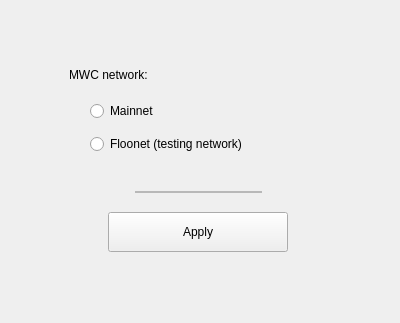
Before: the Qt Designer form windows_desktop/x_nodeconfig_w.ui in 0xkobe/mwc-wallet, drawn with Qt 5.
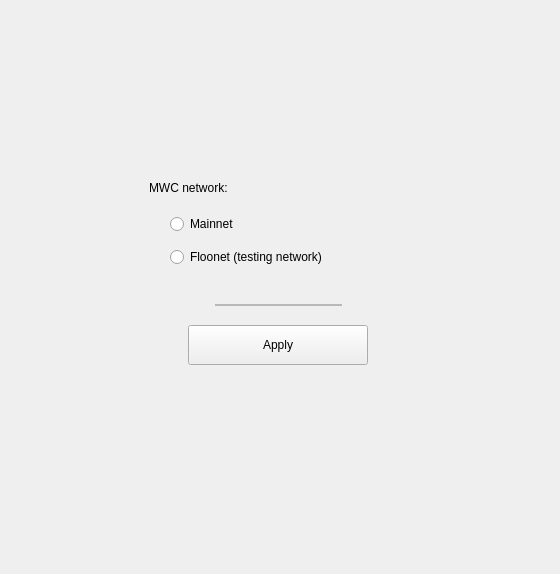
After: the same form once the commit is applied. Custom widgets are drawn as their Qt base class.

The edit to the form file:
```diff
--- a/windows_desktop/x_nodeconfig_w.ui
+++ b/windows_desktop/x_nodeconfig_w.ui
@@ -6,14 +6,17 @@
    <rect>
     <x>0</x>
     <y>0</y>
-    <width>400</width>
-    <height>323</height>
+    <width>560</width>
+    <height>574</height>
    </rect>
   </property>
   <property name="windowTitle">
    <string>Form</string>
   </property>
-  <layout class="QVBoxLayout" name="verticalLayout">
+  <layout class="QVBoxLayout" name="verticalLayout" stretch="2,0,1,0,1">
+   <property name="spacing">
+    <number>0</number>
+   </property>
    <item>
     <spacer name="verticalSpacer">
      <property name="orientation">
@@ -202,6 +205,93 @@
      </property>
     </spacer>
    </item>
+   <item>
+    <layout class="QHBoxLayout" name="horizontalLayout_4">
+     <property name="spacing">
+      <number>0</number>
+     </property>
+     <item>
+      <spacer name="horizontalSpacer_7">
+       <property name="orientation">
+        <enum>Qt::Horizontal</enum>
+       </property>
+       <property name="sizeHint" stdset="0">
+        <size>
+         <width>40</width>
+         <height>20</height>
+        </size>
+       </property>
+      </spacer>
+     </item>
+     <item>
+      <widget class="control::MwcLabelProgress" name="progress">
+       <property name="sizePolicy">
+        <sizepolicy hsizetype="Minimum" vsizetype="Fixed">
+         <horstretch>0</horstretch>
+         <verstretch>0</verstretch>
+        </sizepolicy>
+       </property>
+       <property name="minimumSize">
+        <size>
+         <width>50</width>
+         <height>25</height>
+        </size>
+       </property>
+       <property name="maximumSize">
+        <size>
+         <width>50</width>
+         <height>25</height>
+        </size>
+       </property>
+       <property name="text">
+        <string/>
+       </property>
+      </widget>
+     </item>
+     <item>
+      <widget class="QWidget" name="widget" native="true">
+       <property name="minimumSize">
+        <size>
+         <width>1</width>
+         <height>25</height>
+        </size>
+       </property>
+       <property name="maximumSize">
+        <size>
+         <width>1</width>
+         <height>25</height>
+        </size>
+       </property>
+      </widget>
+     </item>
+     <item>
+      <spacer name="horizontalSpacer_8">
+       <property name="orientation">
+        <enum>Qt::Horizontal</enum>
+       </property>
+       <property name="sizeHint" stdset="0">
+        <size>
+         <width>40</width>
+         <height>20</height>
+        </size>
+       </property>
+      </spacer>
+     </item>
+    </layout>
+   </item>
+   <item>
+    <spacer name="verticalSpacer_3">
+     <property name="orientation">
+      <enum>Qt::Vertical</enum>
+     </property>
+     <property name="sizeHint" stdset="0">
+      <size>
+       <width>20</width>
+       <height>77</height>
+      </size>
+     </property>
+    </spacer>
+   </item>
   </layout>
  </widget>
  <customwidgets>
@@ -221,6 +311,11 @@
    <extends>QLabel</extends>
    <header>control_desktop/MwcLabel.h</header>
   </customwidget>
+  <customwidget>
+   <class>control::MwcLabelProgress</class>
+   <extends>QLabel</extends>
+   <header>control_desktop/MwcLabelProgress.h</header>
+  </customwidget>
  </customwidgets>
  <tabstops>
   <tabstop>radioMainNet</tabstop>
```
